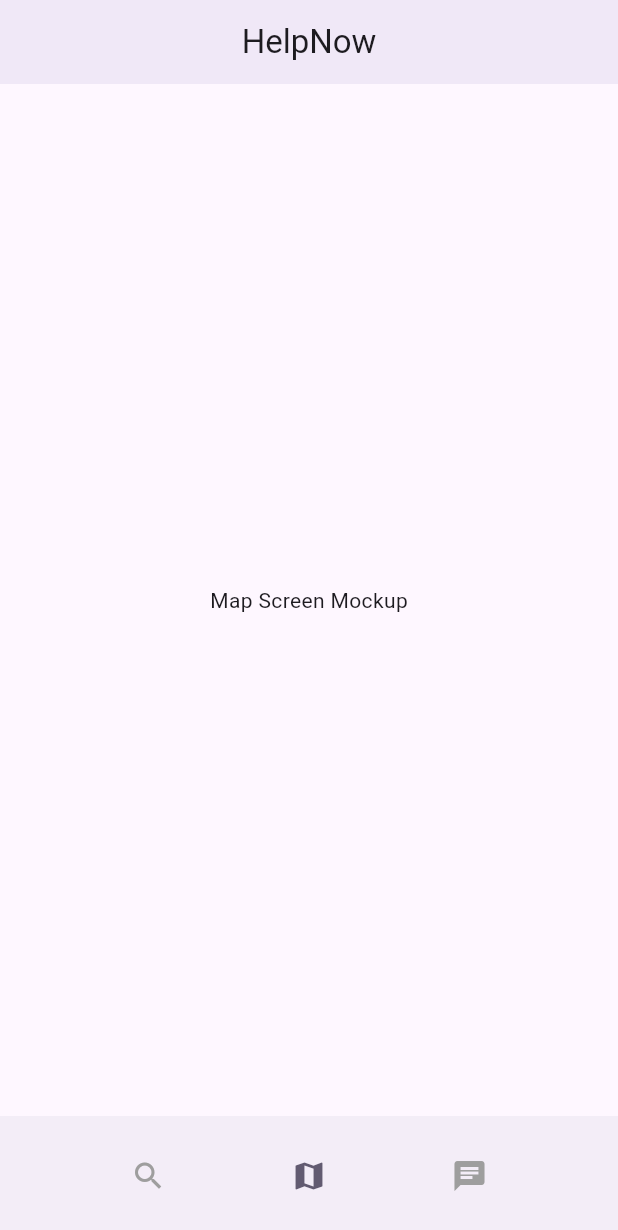
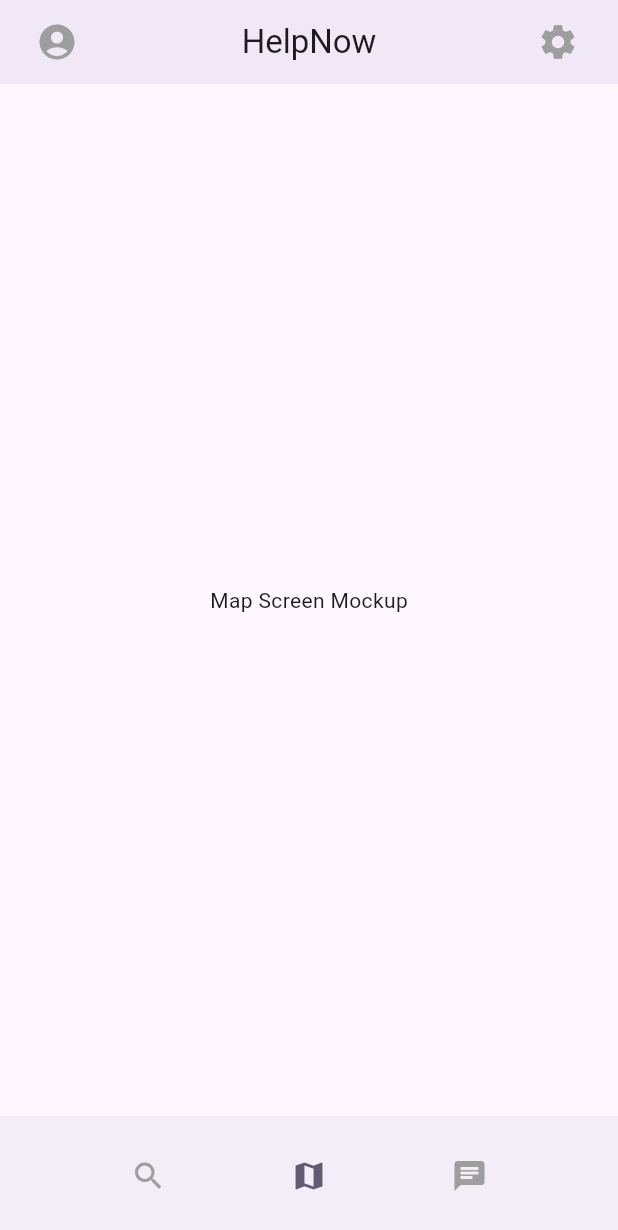
Before and after one commit to AristocratiiLite-ItFest2025/Client, a Flutter app: the screen it shows after launch, on a phone screen of 412 x 824 dp. Shown: the top 1230 px of the screen. Run offline on Flutter 3.47's test engine with Material 3 defaults, Android fonts, the phone set to English and light mode, and no system bars; our stand-ins replace flutter_riverpod.

Commit message:
Profile button

```diff
--- a/lib/shared/widgets/top_app_bar.dart
+++ b/lib/shared/widgets/top_app_bar.dart
@@ -1,9 +1,8 @@
 import 'package:flutter/material.dart';
 import 'package:flutter_riverpod/flutter_riverpod.dart';
 import 'package:help_now_frontend/core/constants/app_constants.dart';
-
-import '../../core/enums/app_screen.dart';
-import '../../core/navigation/navigation_manager.dart';
+import 'package:help_now_frontend/core/enums/app_screen.dart';
+import 'package:help_now_frontend/core/navigation/navigation_manager.dart';
 
 class TopAppBar extends ConsumerWidget implements PreferredSizeWidget {
   const TopAppBar({super.key});
@@ -16,6 +15,32 @@ class TopAppBar extends ConsumerWidget implements PreferredSizeWidget {
       title: Text(_getScreenTitle(currentScreen)),
       centerTitle: true,
       elevation: 4.0,
+      leading: Padding(
+        padding: const EdgeInsets.only(left: 16.0), // Adjusting padding for the left icon
+        child: IconButton(
+          icon: const Icon(Icons.account_circle), // Account icon
+          onPressed: () {
+            // Navigate to the account management page
+            ref.read(navigationManagerProvider.notifier).navigateTo(AppScreen.profile);
+          },
+          iconSize: 28.0, // Adjusting icon size
+          color: currentScreen == AppScreen.profile ? Theme.of(context).colorScheme.secondary : Colors.grey, // Adjusting color based on screen
+        ),
+      ),
+      actions: [
+        Padding(
+          padding: const EdgeInsets.only(right: 16.0), // Adjusting padding for the right icon
+          child: IconButton(
+            icon: const Icon(Icons.settings), // Gear icon
+            onPressed: () {
+              // Navigate to the settings page
+              Navigator.pushNamed(context, '/settings'); // Ensure '/settings' matches the route name
+            },
+            iconSize: 28.0, // Adjusting icon size
+            color: currentScreen == AppScreen.settings ? Theme.of(context).colorScheme.secondary : Colors.grey, // Adjusting color based on screen
+          ),
+        ),
+      ],
     );
   }
 
```
